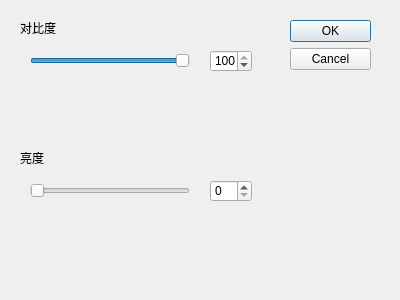
Above: imageProcess/View/lightconstractdialog.ui from Grothendieck42/2019-summer-project before the change. Below: the same form after it.
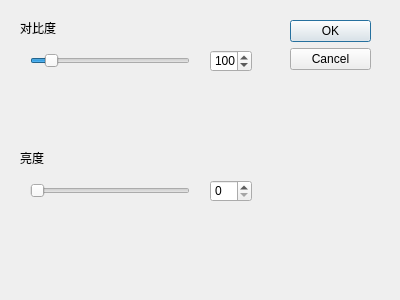
That is the form after the change.

Diff of the .ui file:
```diff
--- a/imageProcess/View/lightconstractdialog.ui
+++ b/imageProcess/View/lightconstractdialog.ui
@@ -42,7 +42,7 @@
     <number>1</number>
    </property>
    <property name="maximum">
-    <number>100</number>
+    <number>1000</number>
    </property>
    <property name="value">
     <number>100</number>
@@ -106,7 +106,7 @@
     <number>1</number>
    </property>
    <property name="maximum">
-    <number>100</number>
+    <number>1000</number>
    </property>
    <property name="value">
     <number>100</number>
```
